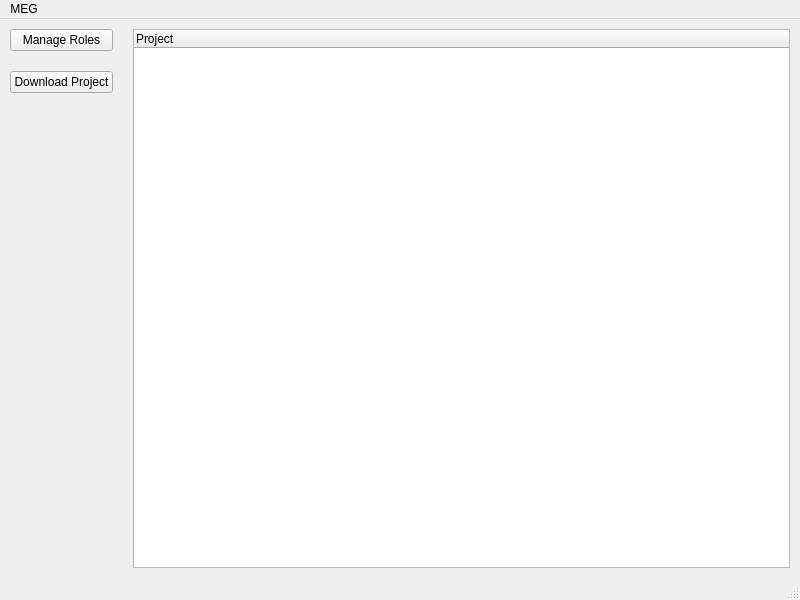
Before: the Qt Designer form meg_runtime/ui/mainmenupanel.ui in MultimediaExtensibleGit/Runtime, drawn with Qt 5.
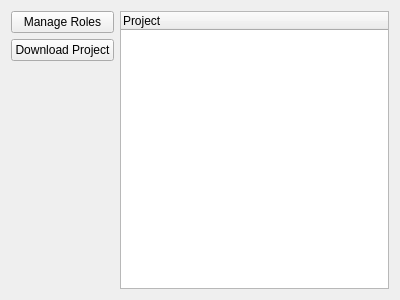
After: the same form once the commit is applied.

Patch:
```diff
--- a/meg_runtime/ui/mainmenupanel.ui
+++ b/meg_runtime/ui/mainmenupanel.ui
@@ -1,36 +1,20 @@
 <?xml version="1.0" encoding="UTF-8"?>
 <ui version="4.0">
- <class>MEG</class>
- <widget class="QMainWindow" name="MEG">
+ <class>Form</class>
+ <widget class="QWidget" name="Form">
   <property name="geometry">
    <rect>
     <x>0</x>
     <y>0</y>
-    <width>800</width>
-    <height>600</height>
+    <width>400</width>
+    <height>300</height>
    </rect>
   </property>
   <property name="windowTitle">
    <string>MainWindow</string>
   </property>
-  <widget class="QWidget" name="centralwidget">
-   <layout class="QVBoxLayout" name="verticalLayout">
-    <property name="spacing">
-     <number>20</number>
-    </property>
-    <property name="leftMargin">
-     <number>10</number>
-    </property>
-    <property name="topMargin">
-     <number>10</number>
-    </property>
-    <property name="rightMargin">
-     <number>10</number>
-    </property>
-    <property name="bottomMargin">
-     <number>10</number>
-    </property>
-    <item>
+  <layout class="QGridLayout" name="gridLayout">
+   <item row="0" column="0">
      <layout class="QHBoxLayout" name="horizontalLayout">
       <item>
        <layout class="QVBoxLayout" name="verticalLayout_2">
@@ -75,24 +59,6 @@
      </layout>
     </item>
    </layout>
-  </widget>
-  <widget class="QMenuBar" name="menubar">
-   <property name="geometry">
-    <rect>
-     <x>0</x>
-     <y>0</y>
-     <width>800</width>
-     <height>29</height>
-    </rect>
-   </property>
-   <widget class="QMenu" name="menuMEG">
-    <property name="title">
-     <string>MEG</string>
-    </property>
-   </widget>
-   <addaction name="menuMEG"/>
-  </widget>
-  <widget class="QStatusBar" name="statusbar"/>
  </widget>
  <resources/>
  <connections/>
```
Left out of the diff: 2 changed lines with no effect on the pictures. Lines whose indentation alone changed are shown as unchanged.
